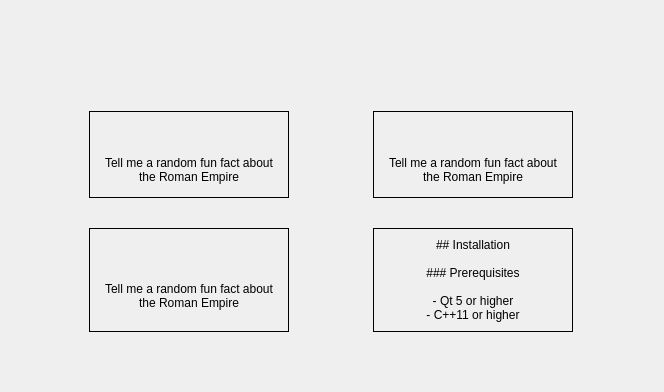
Old version of the form forms/welcomepage.ui in the repository farleyrunkel/qollama.
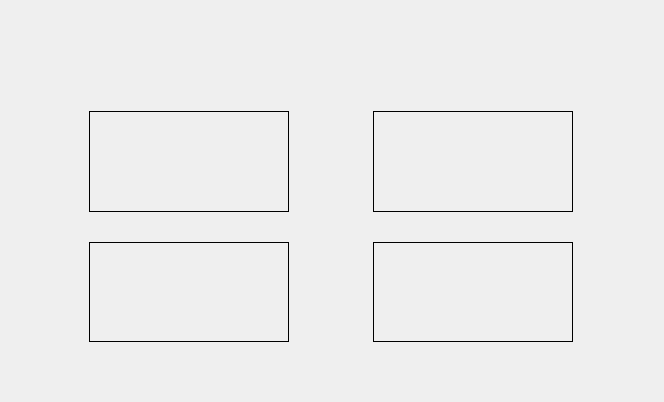
New version of the form. Icons and pictures are not drawn.

The edit to the form file:
```diff
--- a/forms/welcomepage.ui
+++ b/forms/welcomepage.ui
@@ -7,7 +7,7 @@
     <x>0</x>
     <y>0</y>
     <width>664</width>
-    <height>392</height>
+    <height>402</height>
    </rect>
   </property>
   <property name="windowTitle">
@@ -106,7 +106,7 @@
          <enum>QFrame::NoFrame</enum>
         </property>
         <property name="text">
-         <string>Tell me a random fun fact about the Roman Empire</string>
+         <string/>
         </property>
         <property name="alignment">
          <set>Qt::AlignCenter</set>
@@ -134,7 +134,7 @@
       <enum>QFrame::Box</enum>
      </property>
      <layout class="QGridLayout" name="gridLayout_2">
-      <item row="0" column="0">
+      <item row="3" column="0">
        <widget class="QLabel" name="welcomeText2">
         <property name="sizePolicy">
          <sizepolicy hsizetype="Expanding" vsizetype="Expanding">
@@ -155,12 +155,7 @@
          <enum>QFrame::NoFrame</enum>
         </property>
         <property name="text">
-         <string>## Installation
-
-### Prerequisites
-
-- Qt 5 or higher
-- C++11 or higher</string>
+         <string/>
         </property>
         <property name="textFormat">
          <enum>Qt::MarkdownText</enum>
@@ -176,6 +171,23 @@
         </property>
        </widget>
       </item>
+      <item row="2" column="0">
+       <widget class="QLabel" name="label">
+        <property name="minimumSize">
+         <size>
+          <width>0</width>
+          <height>25</height>
+         </size>
+        </property>
+        <property name="styleSheet">
+         <string notr="true">
+image: url(:/icon/terminal.svg);</string>
+        </property>
+        <property name="text">
+         <string/>
+        </property>
+       </widget>
+      </item>
      </layout>
     </widget>
    </item>
@@ -191,7 +203,41 @@
       <enum>QFrame::Box</enum>
      </property>
      <layout class="QGridLayout" name="gridLayout_3">
-      <item row="0" column="0">
+      <item row="2" column="0">
+       <widget class="QLabel" name="welcomeText3">
+        <property name="sizePolicy">
+         <sizepolicy hsizetype="Expanding" vsizetype="Expanding">
+          <horstretch>0</horstretch>
+          <verstretch>0</verstretch>
+         </sizepolicy>
+        </property>
+        <property name="maximumSize">
+         <size>
+          <width>200</width>
+          <height>130</height>
+         </size>
+        </property>
+        <property name="styleSheet">
+         <string notr="true"/>
+        </property>
+        <property name="frameShape">
+         <enum>QFrame::NoFrame</enum>
+        </property>
+        <property name="text">
+         <string/>
+        </property>
+        <property name="alignment">
+         <set>Qt::AlignCenter</set>
+        </property>
+        <property name="wordWrap">
+         <bool>true</bool>
+        </property>
+        <property name="indent">
+         <number>10</number>
+        </property>
+       </widget>
+      </item>
+      <item row="1" column="0">
        <widget class="QLabel" name="label3">
         <property name="minimumSize">
          <size>
@@ -217,40 +263,6 @@
         </property>
        </widget>
       </item>
-      <item row="1" column="0">
-       <widget class="QLabel" name="welcomeText3">
-        <property name="sizePolicy">
-         <sizepolicy hsizetype="Expanding" vsizetype="Expanding">
-          <horstretch>0</horstretch>
-          <verstretch>0</verstretch>
-         </sizepolicy>
-        </property>
-        <property name="maximumSize">
-         <size>
-          <width>200</width>
-          <height>130</height>
-         </size>
-        </property>
-        <property name="styleSheet">
-         <string notr="true"/>
-        </property>
-        <property name="frameShape">
-         <enum>QFrame::NoFrame</enum>
-        </property>
-        <property name="text">
-         <string>Tell me a random fun fact about the Roman Empire</string>
-        </property>
-        <property name="alignment">
-         <set>Qt::AlignCenter</set>
-        </property>
-        <property name="wordWrap">
-         <bool>true</bool>
-        </property>
-        <property name="indent">
-         <number>10</number>
-        </property>
-       </widget>
-      </item>
      </layout>
     </widget>
    </item>
@@ -306,7 +318,7 @@
          <enum>QFrame::NoFrame</enum>
         </property>
         <property name="text">
-         <string>Tell me a random fun fact about the Roman Empire</string>
+         <string/>
         </property>
         <property name="alignment">
          <set>Qt::AlignCenter</set>
```
